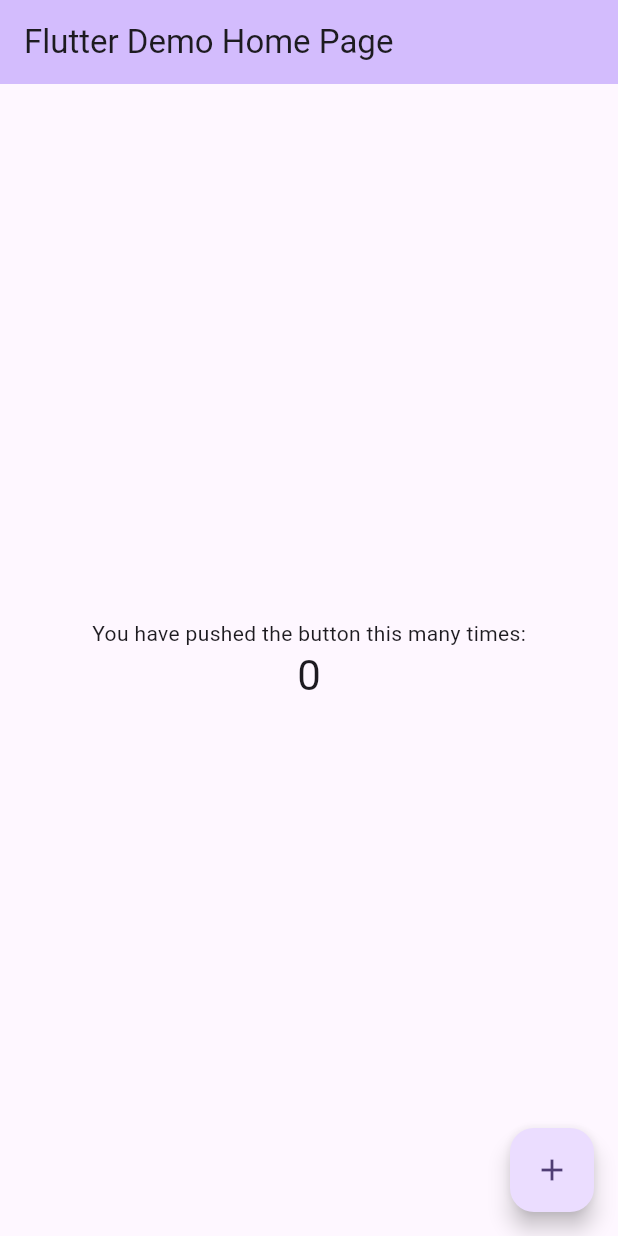
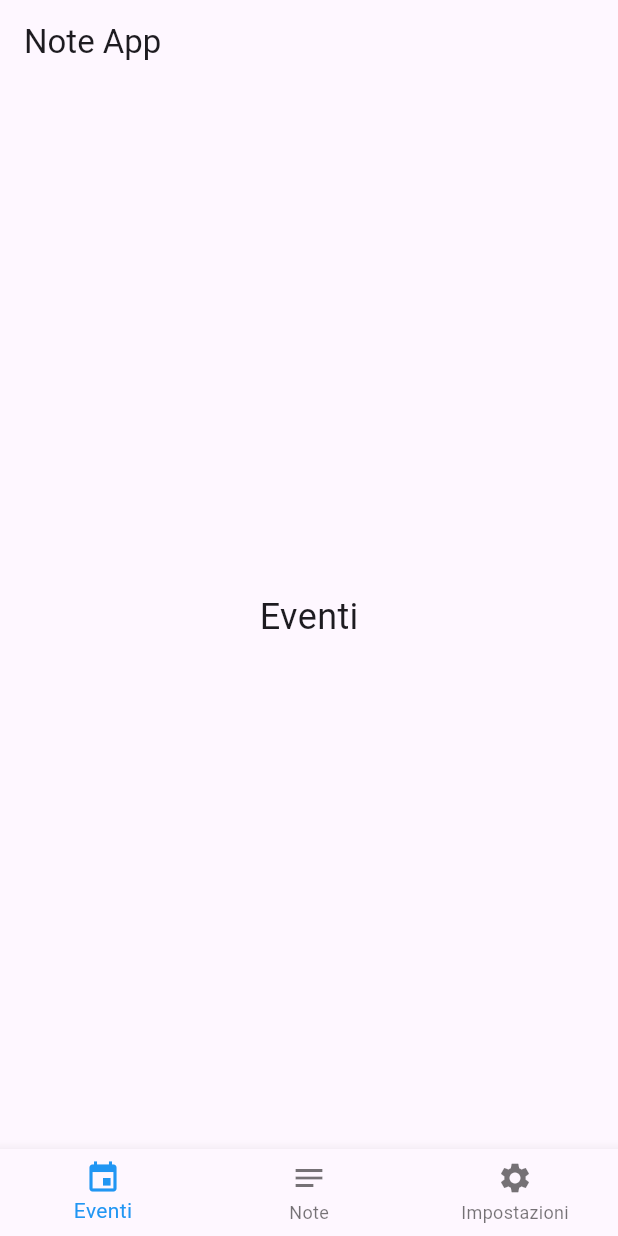
Before and after one commit to SimonGitto/appmobile, a Flutter app: the screen it shows after launch, on a phone screen of 412 x 824 dp. Run offline on Flutter 3.47's test engine with Material 3 defaults, Android fonts, the light colour scheme and no system bars.

Commit message:
Stuttura app

```diff
--- a/lib/main.dart
+++ b/lib/main.dart
@@ -1,125 +1,113 @@
 import 'package:flutter/material.dart';
 
+
 void main() {
-  runApp(const MyApp());
+  runApp(NoteApp());
 }
 
-class MyApp extends StatelessWidget {
-  const MyApp({super.key});
-
-  // This widget is the root of your application.
+class NoteApp extends StatelessWidget {
   @override
   Widget build(BuildContext context) {
     return MaterialApp(
-      title: 'Flutter Demo',
+      title: 'App',
       theme: ThemeData(
-        // This is the theme of your application.
-        //
-        // TRY THIS: Try running your application with "flutter run". You'll see
-        // the application has a purple toolbar. Then, without quitting the app,
-        // try changing the seedColor in the colorScheme below to Colors.green
-        // and then invoke "hot reload" (save your changes or press the "hot
-        // reload" button in a Flutter-supported IDE, or press "r" if you used
-        // the command line to start the app).
-        //
-        // Notice that the counter didn't reset back to zero; the application
-        // state is not lost during the reload. To reset the state, use hot
-        // restart instead.
-        //
-        // This works for code too, not just values: Most code changes can be
-        // tested with just a hot reload.
-        colorScheme: ColorScheme.fromSeed(seedColor: Colors.deepPurple),
-        useMaterial3: true,
+        primarySwatch: Colors.purple,
       ),
-      home: const MyHomePage(title: 'Flutter Demo Home Page'),
+      home: HomePage(),
     );
   }
 }
 
-class MyHomePage extends StatefulWidget {
-  const MyHomePage({super.key, required this.title});
-
-  // This widget is the home page of your application. It is stateful, meaning
-  // that it has a State object (defined below) that contains fields that affect
-  // how it looks.
-
-  // This class is the configuration for the state. It holds the values (in this
-  // case the title) provided by the parent (in this case the App widget) and
-  // used by the build method of the State. Fields in a Widget subclass are
-  // always marked "final".
-
-  final String title;
-
+class HomePage extends StatefulWidget {
   @override
-  State<MyHomePage> createState() => _MyHomePageState();
+  _HomePageState createState() => _HomePageState();
 }
 
-class _MyHomePageState extends State<MyHomePage> {
-  int _counter = 0;
+class _HomePageState extends State<HomePage> {
+  int _selectedIndex = 0;
 
-  void _incrementCounter() {
+  static List<Widget> _widgetOptions = <Widget>[
+    PaginaEventi(),
+    PaginaNote(),
+    PaginaImpostazioni(),
+  ];
+
+  void _onItemTapped(int index) {
     setState(() {
-      // This call to setState tells the Flutter framework that something has
-      // changed in this State, which causes it to rerun the build method below
-      // so that the display can reflect the updated values. If we changed
-      // _counter without calling setState(), then the build method would not be
-      // called again, and so nothing would appear to happen.
-      _counter++;
+      _selectedIndex = index;
     });
   }
 
   @override
   Widget build(BuildContext context) {
-    // This method is rerun every time setState is called, for instance as done
-    // by the _incrementCounter method above.
-    //
-    // The Flutter framework has been optimized to make rerunning build methods
-    // fast, so that you can just rebuild anything that needs updating rather
-    // than having to individually change instances of widgets.
     return Scaffold(
       appBar: AppBar(
-        // TRY THIS: Try changing the color here to a specific color (to
-        // Colors.amber, perhaps?) and trigger a hot reload to see the AppBar
-        // change color while the other colors stay the same.
-        backgroundColor: Theme.of(context).colorScheme.inversePrimary,
-        // Here we take the value from the MyHomePage object that was created by
-        // the App.build method, and use it to set our appbar title.
-        title: Text(widget.title),
+        title: Text('Note App'),
       ),
       body: Center(
-        // Center is a layout widget. It takes a single child and positions it
-        // in the middle of the parent.
-        child: Column(
-          // Column is also a layout widget. It takes a list of children and
-          // arranges them vertically. By default, it sizes itself to fit its
-          // children horizontally, and tries to be as tall as its parent.
-          //
-          // Column has various properties to control how it sizes itself and
-          // how it positions its children. Here we use mainAxisAlignment to
-          // center the children vertically; the main axis here is the vertical
-          // axis because Columns are vertical (the cross axis would be
-          // horizontal).
-          //
-          // TRY THIS: Invoke "debug painting" (choose the "Toggle Debug Paint"
-          // action in the IDE, or press "p" in the console), to see the
-          // wireframe for each widget.
-          mainAxisAlignment: MainAxisAlignment.center,
-          children: <Widget>[
-            const Text(
-              'You have pushed the button this many times:',
-            ),
-            Text(
-              '$_counter',
-              style: Theme.of(context).textTheme.headlineMedium,
-            ),
-          ],
-        ),
+        child: _widgetOptions.elementAt(_selectedIndex),
       ),
-      floatingActionButton: FloatingActionButton(
-        onPressed: _incrementCounter,
-        tooltip: 'Increment',
-        child: const Icon(Icons.add),
-      ), // This trailing comma makes auto-formatting nicer for build methods.
+      bottomNavigationBar: BottomNavigationBar(
+        items: const <BottomNavigationBarItem>[
+          BottomNavigationBarItem(
+            icon: Icon(Icons.event),
+            label: 'Eventi',
+          ),
+          BottomNavigationBarItem(
+            icon: Icon(Icons.notes),
+            label: 'Note',
+          ),
+          BottomNavigationBarItem(
+            icon: Icon(Icons.settings),
+            label: 'Impostazioni',
+          ),
+        ],
+        currentIndex: _selectedIndex,
+        selectedItemColor: Colors.blue,
+        onTap: _onItemTapped,
+      ),
     );
   }
 }
+
+class PaginaEventi extends StatelessWidget {
+  @override
+  Widget build(BuildContext context) {
+    return Container(
+      child: Center(
+        child: Text(
+          'Eventi',
+          style: TextStyle(fontSize: 24),
+        ),
+      ),
+    );
+  }
+}
+
+class PaginaNote extends StatelessWidget {
+  @override
+  Widget build(BuildContext context) {
+    return Container(
+      child: Center(
+        child: Text(
+          'Note',
+          style: TextStyle(fontSize: 24),
+        ),
+      ),
+    );
+  }
+}
+
+class PaginaImpostazioni extends StatelessWidget {
+  @override
+  Widget build(BuildContext context) {
+    return Container(
+      child: Center(
+        child: Text(
+          'Impostazioni',
+          style: TextStyle(fontSize: 24),
+        ),
+      ),
+    );
+  }
+}
```
